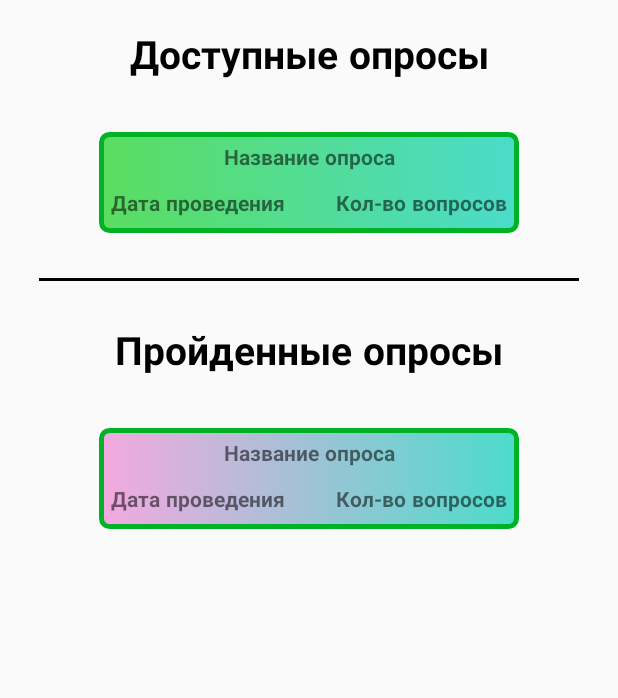
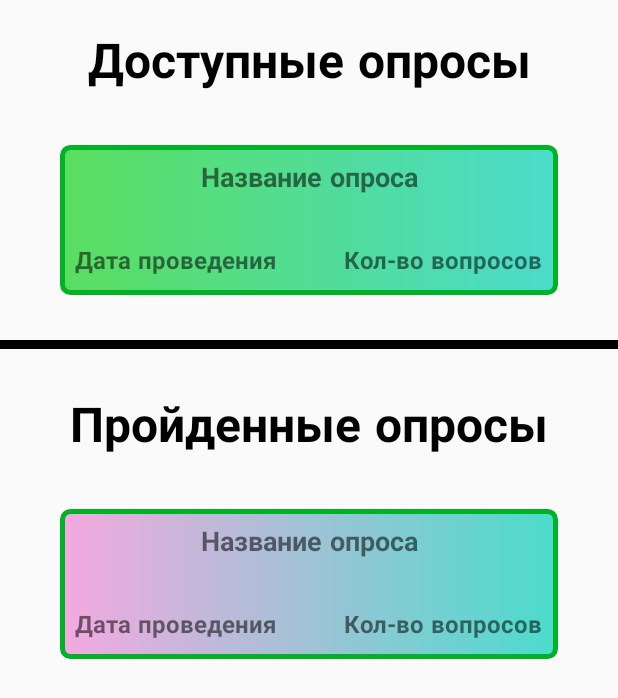
Before and after one commit to PrinterOMG/JoteroApp, an Android app: the QuizFeed screen opened directly, with no data from a screen before it, on a phone screen of 412 x 824 dp. Shown: the top 698 px of the screen. Run offline under Robolectric (Android 15) with nearby library versions, the phone set to English and light mode, and no system bars.

Commit message:
Design improve

```diff
--- a/app/src/main/java/com/example/joteroapp/QuizFeed.kt
+++ b/app/src/main/java/com/example/joteroapp/QuizFeed.kt
@@ -11,8 +11,7 @@ class QuizFeed : AppCompatActivity() {
         setContentView(R.layout.activity_quiz_feed)
 
         available_quiz_body.setOnClickListener {
-            val quizExampleIntent = Intent(this, MainActivity::class.java)
-            startActivity(quizExampleIntent)
+            finish()
         }
 
     }
--- a/app/src/main/res/layout/activity_quiz_feed.xml
+++ b/app/src/main/res/layout/activity_quiz_feed.xml
@@ -2,7 +2,7 @@
 <RelativeLayout xmlns:android="http://schemas.android.com/apk/res/android"
     xmlns:app="http://schemas.android.com/apk/res-auto"
     xmlns:tools="http://schemas.android.com/tools"
-    android:layout_width="360sp"
+    android:layout_width="match_parent"
     android:layout_gravity="center"
     android:layout_height="match_parent"
     tools:context=".QuizFeed">
@@ -16,15 +16,17 @@
         android:text="@string/available_quiz"
         android:textAlignment="center"
         android:textColor="@color/black"
-        android:textSize="26sp" />
+        android:textSize="32sp" />
 
 
-    <include layout="@layout/available_quiz_in_feed"  android:id="@+id/available_quiz_body"/>
+    <include
+        layout="@layout/available_quiz_in_feed"
+        android:id="@+id/available_quiz_body"/>
 
     <View
         android:id="@+id/divide_line"
         android:layout_width="fill_parent"
-        android:layout_height="2sp"
+        android:layout_height="6sp"
         android:layout_below="@+id/available_quiz_body"
         android:layout_marginTop="30sp"
         android:background="@color/black"
@@ -40,9 +42,11 @@
         android:text="@string/completed_quiz"
         android:textAlignment="center"
         android:textColor="@color/black"
-        android:textSize="26sp" />
+        android:textSize="32sp" />
 
-    <include layout="@layout/completed_quiz_in_feed" android:id="@+id/completed_quiz_body"/>
+    <include
+        layout="@layout/completed_quiz_in_feed"
+        android:id="@+id/completed_quiz_body"/>
 
 
 </RelativeLayout>
--- a/app/src/main/res/layout/available_quiz_in_feed.xml
+++ b/app/src/main/res/layout/available_quiz_in_feed.xml
@@ -2,7 +2,7 @@
 <RelativeLayout xmlns:android="http://schemas.android.com/apk/res/android"
     android:id="@+id/available_quiz_body"
     android:layout_width="match_parent"
-    android:layout_height="wrap_content"
+    android:layout_height="100sp"
     android:layout_below="@+id/available_quiz"
     android:layout_marginStart="40sp"
     android:layout_marginEnd="40sp"
@@ -14,32 +14,33 @@
         android:layout_width="match_parent"
         android:layout_height="wrap_content"
         android:layout_marginHorizontal="20sp"
-        android:layout_marginTop="8sp"
+        android:layout_marginTop="10sp"
         android:fontFamily="@font/montserrat_bold"
         android:text="Название опроса"
+        android:textSize="18sp"
         android:textAlignment="center" />
 
     <TextView
         android:id="@+id/available_quiz_data"
         android:layout_width="wrap_content"
         android:layout_height="wrap_content"
-        android:layout_below="@+id/available_quiz_name"
-        android:layout_marginStart="8sp"
-        android:layout_marginTop="10sp"
-        android:layout_marginBottom="8sp"
+        android:layout_alignParentBottom="true"
+        android:layout_marginStart="10sp"
+        android:layout_marginBottom="10sp"
         android:fontFamily="@font/montserrat_bold"
+        android:textSize="16sp"
         android:text="Дата проведения" />
 
     <TextView
         android:id="@+id/available_quiz_count_questions"
         android:layout_width="wrap_content"
         android:layout_height="wrap_content"
-        android:layout_below="@+id/available_quiz_name"
         android:layout_alignParentEnd="true"
-        android:layout_marginTop="10sp"
-        android:layout_marginEnd="8sp"
-        android:layout_marginBottom="8sp"
+        android:layout_alignParentBottom="true"
+        android:layout_marginEnd="10sp"
+        android:layout_marginBottom="10sp"
         android:fontFamily="@font/montserrat_bold"
+        android:textSize="16sp"
         android:text="Кол-во вопросов" />
 
 </RelativeLayout>
--- a/app/src/main/res/layout/completed_quiz_in_feed.xml
+++ b/app/src/main/res/layout/completed_quiz_in_feed.xml
@@ -2,7 +2,7 @@
 <RelativeLayout xmlns:android="http://schemas.android.com/apk/res/android"
     android:id="@+id/completed_quiz_body"
     android:layout_width="match_parent"
-    android:layout_height="wrap_content"
+    android:layout_height="100sp"
     android:layout_below="@+id/completed_quiz"
     android:layout_marginTop="30sp"
     android:layout_marginStart="40sp"
@@ -13,32 +13,33 @@
         android:id="@+id/completed_quiz_name"
         android:layout_width="match_parent"
         android:layout_height="wrap_content"
-        android:layout_marginTop="8sp"
+        android:layout_marginTop="10sp"
         android:fontFamily="@font/montserrat_bold"
         android:text="Название опроса"
+        android:textSize="18sp"
         android:textAlignment="center" />
 
     <TextView
         android:id="@+id/completed_quiz_data"
         android:layout_width="wrap_content"
         android:layout_height="wrap_content"
-        android:layout_below="@+id/completed_quiz_name"
-        android:layout_marginStart="8sp"
-        android:layout_marginTop="10sp"
-        android:layout_marginBottom="8sp"
+        android:layout_alignParentBottom="true"
+        android:layout_marginStart="10sp"
+        android:layout_marginBottom="10sp"
         android:fontFamily="@font/montserrat_bold"
+        android:textSize="16sp"
         android:text="Дата проведения" />
 
     <TextView
         android:id="@+id/completed_quiz_count_questions"
         android:layout_width="wrap_content"
         android:layout_height="wrap_content"
-        android:layout_below="@+id/completed_quiz_name"
         android:layout_alignParentEnd="true"
-        android:layout_marginTop="10sp"
-        android:layout_marginEnd="8sp"
-        android:layout_marginBottom="8sp"
+        android:layout_alignParentBottom="true"
+        android:layout_marginEnd="10sp"
+        android:layout_marginBottom="10sp"
         android:fontFamily="@font/montserrat_bold"
+        android:textSize="16sp"
         android:text="Кол-во вопросов" />
 
 </RelativeLayout>
```
